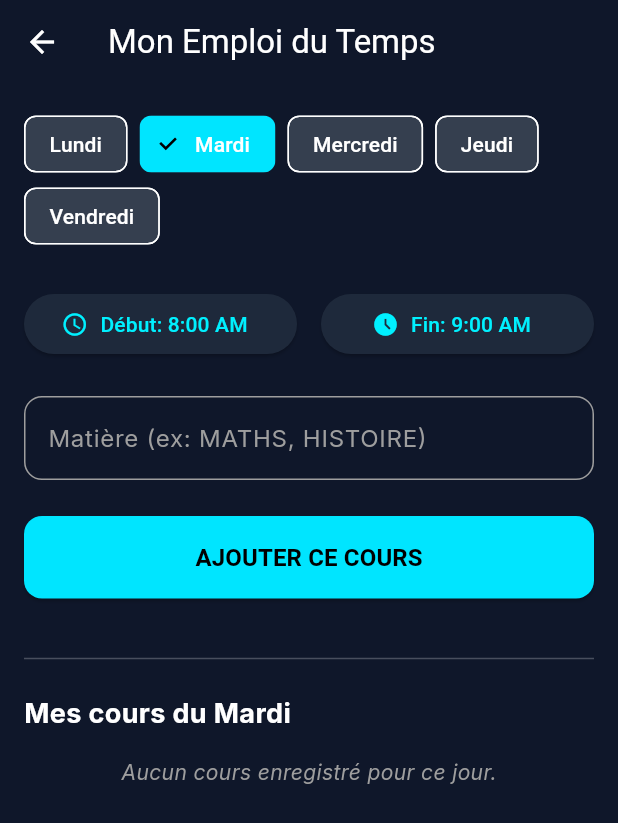
After one commit to YannMIAMBANZILA/aura_app, a Flutter app: the TimetableSetupScreen screen opened directly, after a tap on "Mardi", on a phone screen of 412 x 824 dp. The commit adds this screen. Shown: the top 823 px of the screen. Run offline on Flutter 3.47's test engine with Material 3 defaults, Android fonts, the phone set to English and light mode, and no system bars; our stand-ins replace confetti, fl_chart, flutter_dotenv, flutter_local_notifications, flutter_markdown, flutter_riverpod and 12 more; accounts and stored records are empty.

Commit message:
feat(agenda): implement timetable setup, integrate to profile, and prevent scheduling conflicts

```diff
--- /dev/null
+++ b/lib/features/agenda/screens/timetable_setup_screen.dart
@@ -0,0 +1,250 @@
+import 'package:flutter/material.dart';
+import '../../../models/agenda_models.dart';
+import '../../../services/agenda_service.dart';
+import 'package:supabase_flutter/supabase_flutter.dart';
+
+class TimetableSetupScreen extends StatefulWidget {
+  const TimetableSetupScreen({Key? key}) : super(key: key);
+
+  @override
+  State<TimetableSetupScreen> createState() => _TimetableSetupScreenState();
+}
+
+class _TimetableSetupScreenState extends State<TimetableSetupScreen> {
+  final AgendaService _agendaService = AgendaService();
+  final TextEditingController _subjectController = TextEditingController();
+
+  int _selectedDay = 1; // 1 = Lundi
+  TimeOfDay _startTime = const TimeOfDay(hour: 8, minute: 0);
+  TimeOfDay _endTime = const TimeOfDay(hour: 9, minute: 0);
+
+  final List<String> _days = ['Lundi', 'Mardi', 'Mercredi', 'Jeudi', 'Vendredi'];
+
+  // NOUVEAU : Pour stocker et afficher les cours
+  List<TimetableEntry> _dayClasses = [];
+  bool _isLoadingClasses = true;
+
+  @override
+  void initState() {
+    super.initState();
+    _loadClassesForSelectedDay();
+  }
+
+  // NOUVEAU : Fonction pour charger les cours du jour sélectionné
+  Future<void> _loadClassesForSelectedDay() async {
+    setState(() => _isLoadingClasses = true);
+    try {
+      final allClasses = await _agendaService.getMyTimetable();
+      if (mounted) {
+        setState(() {
+          // On ne garde que les cours du jour cliqué
+          _dayClasses = allClasses.where((c) => c.dayOfWeek == _selectedDay).toList();
+        });
+      }
+    } catch (e) {
+      debugPrint("Erreur chargement cours : $e");
+    } finally {
+      if (mounted) setState(() => _isLoadingClasses = false);
+    }
+  }
+
+  // NOUVEAU : Fonction pour supprimer un cours
+  Future<void> _deleteEntry(String id) async {
+    try {
+      await Supabase.instance.client.from('user_timetable').delete().eq('id', id);
+      _loadClassesForSelectedDay(); // On recharge la liste après suppression
+      if (mounted) {
+        ScaffoldMessenger.of(context).showSnackBar(
+          const SnackBar(content: Text('Cours supprimé 🗑️')),
+        );
+      }
+    } catch (e) {
+      if (mounted) {
+        ScaffoldMessenger.of(context).showSnackBar(
+          SnackBar(content: Text('Erreur : $e'), backgroundColor: Colors.red),
+        );
+      }
+    }
+  }
+
+  String _formatTime(TimeOfDay time) {
+    final h = time.hour.toString().padLeft(2, '0');
+    final m = time.minute.toString().padLeft(2, '0');
+    return '$h:$m';
+  }
+
+  Future<void> _saveEntry() async {
+    if (_subjectController.text.trim().isEmpty) {
+      ScaffoldMessenger.of(context).showSnackBar(
+        const SnackBar(content: Text('N\'oublie pas la matière ! 😅')),
+      );
+      return;
+    }
+
+    final entry = TimetableEntry(
+      dayOfWeek: _selectedDay,
+      startTime: _formatTime(_startTime),
+      endTime: _formatTime(_endTime),
+      subject: _subjectController.text.trim().toUpperCase(),
+    );
+
+    try {
+      await _agendaService.addTimetableEntry(entry);
+      if (mounted) {
+        ScaffoldMessenger.of(context).showSnackBar(
+          const SnackBar(content: Text('✨ Cours ajouté !'), backgroundColor: Colors.green),
+        );
+      }
+      _subjectController.clear();
+      _loadClassesForSelectedDay(); // On met à jour la liste instantanément !
+    } catch (e) {
+      // On nettoie le message d'erreur pour qu'il soit joli
+      String errorMessage = e.toString().replaceAll("Exception: ", "");
+      if (mounted) {
+        ScaffoldMessenger.of(context).showSnackBar(
+          SnackBar(content: Text('Erreur : $errorMessage'), backgroundColor: Colors.red),
+        );
+      }
+    }
+  }
+
+  @override
+  Widget build(BuildContext context) {
+    return Scaffold(
+      backgroundColor: const Color(0xFF0F172A),
+      appBar: AppBar(
+        title: const Text('Mon Emploi du Temps'),
+        backgroundColor: Colors.transparent,
+        elevation: 0,
+      ),
+      // NOUVEAU : On rend l'écran scrollable pour éviter les problèmes avec le clavier
+      body: SingleChildScrollView(
+        padding: const EdgeInsets.all(16.0),
+        child: Column(
+          crossAxisAlignment: CrossAxisAlignment.stretch,
+          children: [
+            Wrap(
+              spacing: 8.0,
+              children: List.generate(5, (index) {
+                final dayNum = index + 1;
+                return ChoiceChip(
+                  label: Text(_days[index], style: const TextStyle(color: Colors.white)),
+                  selected: _selectedDay == dayNum,
+                  selectedColor: const Color(0xFF00E5FF),
+                  backgroundColor: Colors.white.withOpacity(0.1),
+                  onSelected: (selected) {
+                    if (selected) {
+                      setState(() => _selectedDay = dayNum);
+                      _loadClassesForSelectedDay(); // On recharge si on change de jour
+                    }
+                  },
+                );
+              }),
+            ),
+            const SizedBox(height: 24),
+
+            Row(
+              children: [
+                Expanded(
+                  child: ElevatedButton.icon(
+                    icon: const Icon(Icons.access_time),
+                    label: Text('Début: ${_startTime.format(context)}'),
+                    onPressed: () async {
+                      final time = await showTimePicker(context: context, initialTime: _startTime);
+                      if (time != null) setState(() => _startTime = time);
+                    },
+                  ),
+                ),
+                const SizedBox(width: 16),
+                Expanded(
+                  child: ElevatedButton.icon(
+                    icon: const Icon(Icons.access_time_filled),
+                    label: Text('Fin: ${_endTime.format(context)}'),
+                    onPressed: () async {
+                      final time = await showTimePicker(context: context, initialTime: _endTime);
+                      if (time != null) setState(() => _endTime = time);
+                    },
+                  ),
+                ),
+              ],
+            ),
+            const SizedBox(height: 24),
+
+            TextField(
+              controller: _subjectController,
+              style: const TextStyle(color: Colors.white),
+              textCapitalization: TextCapitalization.characters,
+              decoration: InputDecoration(
+                labelText: 'Matière (ex: MATHS, HISTOIRE)',
+                labelStyle: const TextStyle(color: Colors.grey),
+                enabledBorder: OutlineInputBorder(
+                  borderSide: const BorderSide(color: Colors.grey),
+                  borderRadius: BorderRadius.circular(12),
+                ),
+                focusedBorder: OutlineInputBorder(
+                  borderSide: const BorderSide(color: Color(0xFF00E5FF)),
+                  borderRadius: BorderRadius.circular(12),
+                ),
+              ),
+            ),
+            const SizedBox(height: 24),
+
+            ElevatedButton(
+              style: ElevatedButton.styleFrom(
+                backgroundColor: const Color(0xFF00E5FF),
+                foregroundColor: Colors.black,
+                padding: const EdgeInsets.symmetric(vertical: 16),
+                shape: RoundedRectangleBorder(borderRadius: BorderRadius.circular(12)),
+              ),
+              onPressed: _saveEntry,
+              child: const Text('AJOUTER CE COURS', style: TextStyle(fontWeight: FontWeight.bold, fontSize: 16)),
+            ),
+
+            const SizedBox(height: 32),
+            const Divider(color: Colors.white24),
+            const SizedBox(height: 16),
+
+            // NOUVEAU : La section d'affichage des cours
+            Text(
+              'Mes cours du ${_days[_selectedDay - 1]}',
+              style: const TextStyle(color: Colors.white, fontSize: 18, fontWeight: FontWeight.bold),
+            ),
+            const SizedBox(height: 16),
+
+            if (_isLoadingClasses)
+              const Center(child: CircularProgressIndicator(color: Color(0xFF00E5FF)))
+            else if (_dayClasses.isEmpty)
+              const Center(
+                child: Text(
+                  'Aucun cours enregistré pour ce jour.',
+                  style: TextStyle(color: Colors.grey, fontStyle: FontStyle.italic),
+                ),
+              )
+            else
+              ListView.builder(
+                shrinkWrap: true, // Important pour qu'elle tienne dans la Column
+                physics: const NeverScrollableScrollPhysics(),
+                itemCount: _dayClasses.length,
+                itemBuilder: (context, index) {
+                  final cours = _dayClasses[index];
+                  return Card(
+                    color: Colors.white.withOpacity(0.05),
+                    margin: const EdgeInsets.only(bottom: 8),
+                    child: ListTile(
+                      leading: const Icon(Icons.menu_book, color: Color(0xFF00E5FF)),
+                      title: Text(cours.subject, style: const TextStyle(color: Colors.white, fontWeight: FontWeight.bold)),
+                      subtitle: Text('${cours.startTime} - ${cours.endTime}', style: const TextStyle(color: Colors.grey)),
+                      trailing: IconButton(
+                        icon: const Icon(Icons.delete_outline, color: Colors.redAccent),
+                        onPressed: () => _deleteEntry(cours.id!),
+                      ),
+                    ),
+                  );
+                },
+              ),
+          ],
+        ),
+      ),
+    );
+  }
+}
--- /dev/null
+++ b/lib/models/agenda_models.dart
@@ -0,0 +1,82 @@
+// models/agenda_models.dart
+// Model pour l'agenda
+
+class TimetableEntry {
+  final String? id;
+  final String? userId;
+  final int dayOfWeek; // 1 = Lundi, 5 = Vendredi
+  final String startTime; // Format 'HH:mm'
+  final String endTime;
+  final String subject;
+
+  TimetableEntry({
+    this.id,
+    this.userId,
+    required this.dayOfWeek,
+    required this.startTime,
+    required this.endTime,
+    required this.subject,
+  });
+
+  factory TimetableEntry.fromMap(Map<String, dynamic> map) {
+    return TimetableEntry(
+      id: map['id'],
+      userId: map['user_id'],
+      dayOfWeek: map['day_of_week'],
+      startTime: map['start_time'].toString().substring(0, 5), // Garde juste HH:mm
+      endTime: map['end_time'].toString().substring(0, 5),
+      subject: map['subject'],
+    );
+  }
+
+  Map<String, dynamic> toMap() {
+    return {
+      'day_of_week': dayOfWeek,
+      'start_time': '$startTime:00', // Format attendu par Postgres
+      'end_time': '$endTime:00',
+      'subject': subject,
+    };
+  }
+}
+
+class DeadlineTask {
+  final String? id;
+  final String? userId;
+  final DateTime dueDate;
+  final String subject;
+  final String taskType; // 'DS' ou 'DEVOIR'
+  final String? description;
+  final bool isCompleted;
+
+  DeadlineTask({
+    this.id,
+    this.userId,
+    required this.dueDate,
+    required this.subject,
+    required this.taskType,
+    this.description,
+    this.isCompleted = false,
+  });
+
+  factory DeadlineTask.fromMap(Map<String, dynamic> map) {
+    return DeadlineTask(
+      id: map['id'],
+      userId: map['user_id'],
+      dueDate: DateTime.parse(map['due_date']),
+      subject: map['subject'],
+      taskType: map['task_type'],
+      description: map['description'],
+      isCompleted: map['is_completed'] ?? false,
+    );
+  }
+
+  Map<String, dynamic> toMap() {
+    return {
+      'due_date': dueDate.toIso8601String().split('T')[0], // Format YYYY-MM-DD
+      'subject': subject,
+      'task_type': taskType,
+      'description': description,
+      'is_completed': isCompleted,
+    };
+  }
+}
--- /dev/null
+++ b/lib/services/agenda_service.dart
@@ -0,0 +1,91 @@
+// services/agenda_service.dart
+
+import 'package:supabase_flutter/supabase_flutter.dart';
+import '../models/agenda_models.dart';
+
+class AgendaService {
+  final _supabase = Supabase.instance.client;
+
+  // --- EMPLOI DU TEMPS ---
+
+  // Récupérer l'emploi du temps de l'élève connecté
+  Future<List<TimetableEntry>> getMyTimetable() async {
+    final userId = _supabase.auth.currentUser?.id;
+    if (userId == null) return [];
+
+    final response = await _supabase
+        .from('user_timetable')
+        .select()
+        .eq('user_id', userId)
+        .order('day_of_week', ascending: true)
+        .order('start_time', ascending: true);
+
+    return response.map((map) => TimetableEntry.fromMap(map)).toList();
+  }
+
+  // Ajouter un cours à l'emploi du temps
+  Future<void> addTimetableEntry(TimetableEntry entry) async {
+    final userId = _supabase.auth.currentUser?.id;
+    if (userId == null) throw Exception("Utilisateur non connecté");
+
+    // --- VÉRIFICATION DES CHEVAUCHEMENTS ---
+    // On cherche s'il y a déjà un cours le même jour...
+    // ...qui commence AVANT que le nouveau ne finisse (lt)
+    // ...ET qui finit APRÈS que le nouveau ne commence (gt)
+    final existingClasses = await _supabase
+        .from('user_timetable')
+        .select()
+        .eq('user_id', userId)
+        .eq('day_of_week', entry.dayOfWeek)
+        .lt('start_time', '${entry.endTime}:00')
+        .gt('end_time', '${entry.startTime}:00');
+
+    if (existingClasses.isNotEmpty) {
+      // S'il trouve quelque chose, on bloque tout et on lève une erreur claire !
+      throw Exception("Tu as déjà un cours programmé sur ce créneau horaire ! ⏳");
+    }
+    // ---------------------------------------
+
+    final data = entry.toMap();
+    data['user_id'] = userId; // On force l'ID de l'utilisateur
+
+    await _supabase.from('user_timetable').insert(data);
+  }
+
+
+  // --- DEVOIRS ET DS ---
+
+  // Récupérer les devoirs/DS à venir
+  Future<List<DeadlineTask>> getMyDeadlines() async {
+    final userId = _supabase.auth.currentUser?.id;
+    if (userId == null) return [];
+
+    final response = await _supabase
+        .from('user_deadlines')
+        .select()
+        .eq('user_id', userId)
+        .gte('due_date', DateTime.now().toIso8601String().split('T')[0]) // Uniquement le futur ou aujourd'hui
+        .order('due_date', ascending: true);
+
+    return response.map((map) => DeadlineTask.fromMap(map)).toList();
+  }
+
+  // Ajouter un devoir ou DS
+  Future<void> addDeadline(DeadlineTask task) async {
+    final userId = _supabase.auth.currentUser?.id;
+    if (userId == null) throw Exception("Utilisateur non connecté");
+
+    final data = task.toMap();
+    data['user_id'] = userId;
+
+    await _supabase.from('user_deadlines').insert(data);
+  }
+
+  // Cocher/Décocher un devoir
+  Future<void> toggleTaskCompletion(String taskId, bool isCompleted) async {
+    await _supabase
+        .from('user_deadlines')
+        .update({'is_completed': isCompleted})
+        .eq('id', taskId);
+  }
+}
```
Also changed, not shown: lib/features/dashboard/screens/profile_screen.dart (+34 -0 lines).
